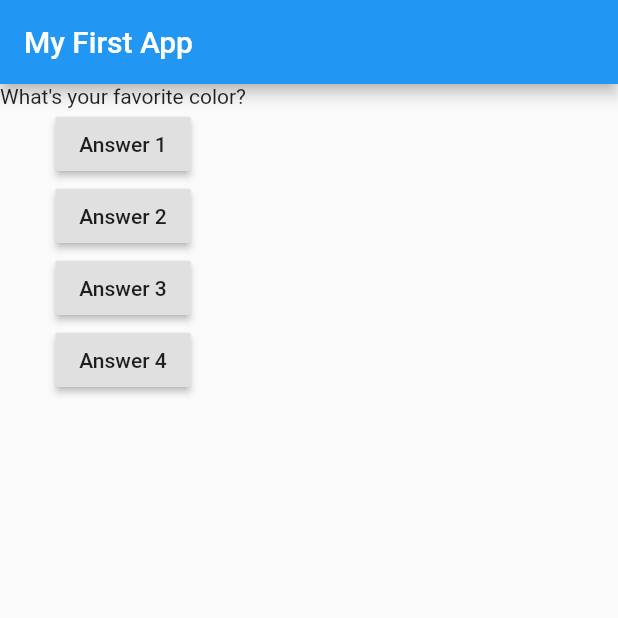
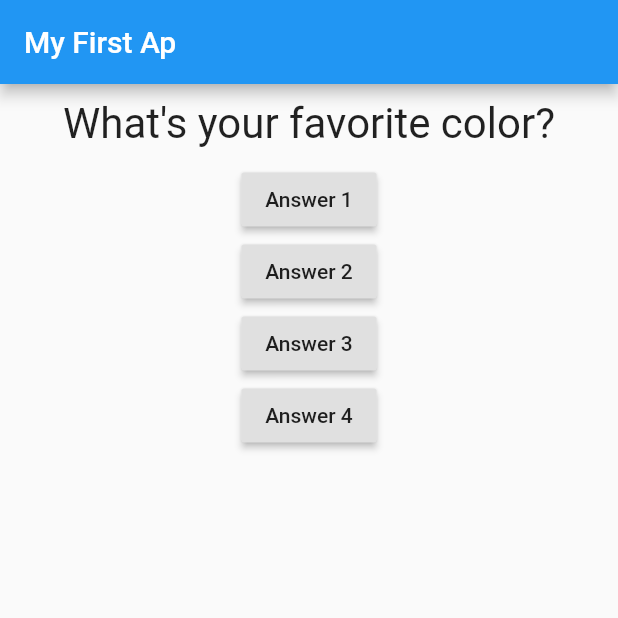
Before and after one commit to estefanofc/FlutterProject, a Flutter app: the screen it shows after launch, on a phone screen of 412 x 824 dp, the top half of it. Run offline on Flutter 3.47's test engine with Material 2 defaults, Android fonts, the phone set to English and light mode, and no system bars.

Commit message:
added margins

```diff
--- a/lib/main.dart
+++ b/lib/main.dart
@@ -1,4 +1,5 @@
 import 'package:flutter/material.dart';
+import './question.dart';
 
 void main() => runApp(MyApp());
 
@@ -29,11 +30,11 @@ class _MyAppState extends State<MyApp> {
     return MaterialApp(
       home: Scaffold(
         appBar: AppBar(
-          title: Text('My First App'),
+          title: Text('My First Ap'),
         ),
         body: Column(
           children: [
-            Text(
+            Question(
               questions[_questionIndex],
             ),
             RaisedButton(
--- a/lib/question.dart
+++ b/lib/question.dart
@@ -1,12 +1,20 @@
 import 'package:flutter/material.dart';
 
 class Question extends StatelessWidget {
-  var questionText;
+  final String questionText;
 
   Question(this.questionText);
 
   @override
   Widget build(BuildContext context) {
-    return Text(questionText);
+    return Container(
+      margin: EdgeInsets.all(10),
+      width: double.infinity,
+      child: Text(
+        questionText,
+        style: TextStyle(fontSize: 28),
+        textAlign: TextAlign.center,
+      ),
+    );
   }
 }
```
